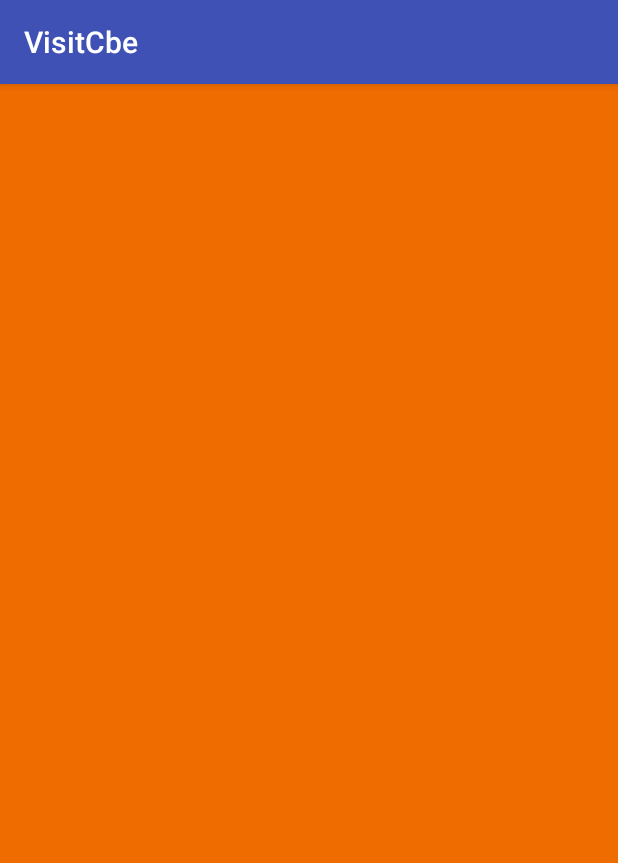
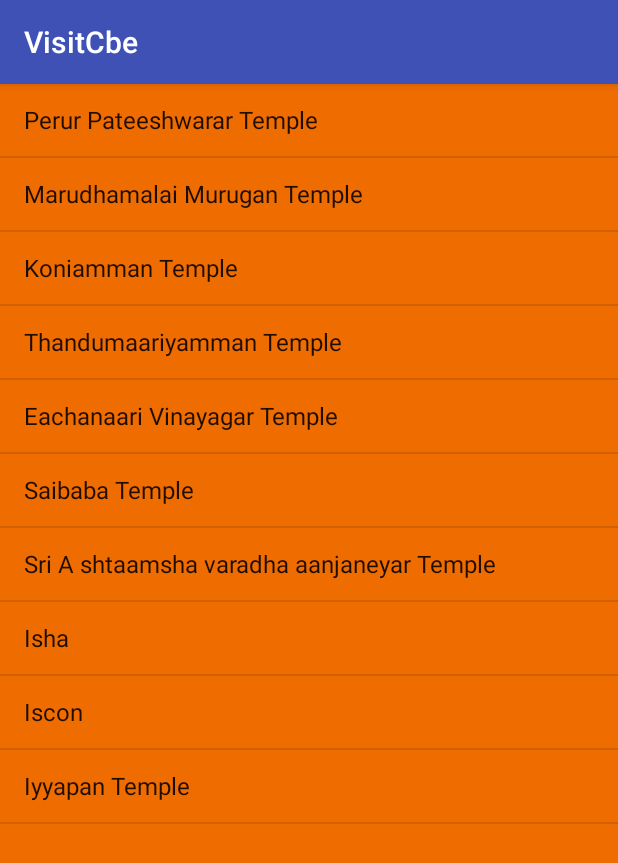
Before and after one commit to srithpink/VisitCbe, an Android app: the screen it shows after launch (TempleActivity), after a tap on "Temple", on a phone screen of 412 x 824 dp. Shown: the top 863 px of the screen. Run offline under Robolectric (Android 15) with nearby library versions, the phone set to English and light mode, and no system bars.

Commit message:
Add ListView and ArrayAdapter to the TempleActivity.java

```diff
--- a/app/src/main/java/com/example/android/visitcbe/MainActivity.java
+++ b/app/src/main/java/com/example/android/visitcbe/MainActivity.java
@@ -4,6 +4,8 @@ import android.content.Intent;
 import android.os.Bundle;
 import android.support.v7.app.AppCompatActivity;
 import android.view.View;
+import android.view.View.OnClickListener;
+import android.widget.TextView;
 
 public class MainActivity extends AppCompatActivity {
 
@@ -11,24 +13,56 @@ public class MainActivity extends AppCompatActivity {
     protected void onCreate(Bundle savedInstanceState) {
         super.onCreate(savedInstanceState);
         setContentView(R.layout.activity_main);
-    }
 
 
-    //Using intent to move from main acticity to clicked acticity
-    public void openTempleList(View view) {
-        Intent i = new Intent(this, TempleActivity.class);
-        startActivity(i);
-    }
-    public void openFoodList(View view) {
-        Intent i = new Intent(this, FoodActivity.class);
-        startActivity(i);
-    }
-    public void openCollegeList(View view) {
-        Intent i = new Intent(this, CollegeActivity.class);
-        startActivity(i);
-    }
-    public void openTouristPlacesList(View view) {
-        Intent i = new Intent(this, TouristsplacesActivity.class);
-        startActivity(i);
+        // Find the View that shows the temples category
+        TextView temples = (TextView) findViewById(R.id.temple);
+
+        // Set a click listener on that View
+        temples.setOnClickListener(new OnClickListener() {
+            // The code in this method will be executed when the numbers View is clicked on.
+            @Override
+            public void onClick(View view) {
+                Intent templesIntent = new Intent(MainActivity.this, TempleActivity.class);
+                startActivity(templesIntent);
+            }
+        });
+        // Find the View that shows the numbers category
+        TextView food = (TextView) findViewById(R.id.food);
+
+        // Set a click listener on that View
+        food.setOnClickListener(new OnClickListener() {
+            // The code in this method will be executed when the numbers View is clicked on.
+            @Override
+            public void onClick(View view) {
+                Intent foodsIntent = new Intent(MainActivity.this, FoodActivity.class);
+                startActivity(foodsIntent);
+            }
+        });
+        // Find the View that shows the numbers category
+        TextView college = (TextView) findViewById(R.id.college);
+
+        // Set a click listener on that View
+        college.setOnClickListener(new OnClickListener() {
+            // The code in this method will be executed when the numbers View is clicked on.
+            @Override
+            public void onClick(View view) {
+                Intent collegeIntent = new Intent(MainActivity.this, CollegeActivity.class);
+                startActivity(collegeIntent);
+            }
+        });
+        // Find the View that shows the numbers category
+        TextView touristPlaces = (TextView) findViewById(R.id.touristPlaces);
+
+        // Set a click listener on that View
+        touristPlaces.setOnClickListener(new OnClickListener() {
+            // The code in this method will be executed when the numbers View is clicked on.
+            @Override
+            public void onClick(View view) {
+                Intent touristsPlacesIntent = new Intent(MainActivity.this, TouristsplacesActivity.class);
+                startActivity(touristsPlacesIntent);
+            }
+        });
+
     }
 }
--- a/app/src/main/java/com/example/android/visitcbe/TempleActivity.java
+++ b/app/src/main/java/com/example/android/visitcbe/TempleActivity.java
@@ -2,6 +2,11 @@ package com.example.android.visitcbe;
 
 import android.os.Bundle;
 import android.support.v7.app.AppCompatActivity;
+import android.widget.ArrayAdapter;
+import android.widget.ListView;
+
+import java.util.ArrayList;
+
 
 /**
  * Created by LENOVO on 21-06-2017.
@@ -13,5 +18,29 @@ public class TempleActivity extends AppCompatActivity {
     public void onCreate(Bundle savedInstanceState){
        super.onCreate(savedInstanceState);
         setContentView(R.layout.activity_temple);
+
+        ArrayList<String> info = new ArrayList<String>();
+        info.add("Perur Pateeshwarar Temple");
+        info.add("Marudhamalai Murugan Temple");
+        info.add("Koniamman Temple");
+        info.add("Thandumaariyamman Temple");
+        info.add("Eachanaari Vinayagar Temple");
+        info.add("Saibaba Temple");
+        info.add("Sri A shtaamsha varadha aanjaneyar Temple");
+        info.add("Isha");
+        info.add("Iscon");
+        info.add("Iyyapan Temple");
+
+
+        //simple_list_item_1 is defined in android framework which contains single TextView which the
+        // adapter is set to display a word
+        ArrayAdapter<String> arrayAdapter = new ArrayAdapter<String>(this,android.R.layout.simple_list_item_1,info);
+
+        //Find the oblect ListView in the view hierarchy of Activity
+        //There should be a ListView with a view id list in the activity_temple.xml
+        ListView listView = (ListView) findViewById(R.id.list);
+
+        //Call setAdapter on ListView object and pass an argument which is arrayAdapter
+        listView.setAdapter(arrayAdapter);
     }
 }
--- a/app/src/main/res/layout/activity_main.xml
+++ b/app/src/main/res/layout/activity_main.xml
@@ -9,6 +9,7 @@
     tools:context="com.example.android.visitcbe.MainActivity">
 
     <TextView
+        android:id="@+id/temple"
         android:layout_width="match_parent"
         android:layout_height="wrap_content"
         android:text="Temple"
@@ -17,6 +18,7 @@
         android:gravity="center"
         android:onClick="openTempleList"/>
     <TextView
+        android:id="@+id/food"
         android:layout_width="match_parent"
         android:layout_height="wrap_content"
         android:text="Food"
@@ -25,6 +27,7 @@
         android:gravity="center"
         android:onClick="openFoodList"/>
     <TextView
+        android:id="@+id/college"
         android:layout_width="match_parent"
         android:layout_height="wrap_content"
         android:text="College"
@@ -33,6 +36,7 @@
         android:gravity="center"
         android:onClick="openCollegeList"/>
     <TextView
+        android:id="@+id/touristPlaces"
         android:layout_width="match_parent"
         android:layout_height="wrap_content"
         android:text="Tourist Places"
--- a/app/src/main/res/layout/activity_temple.xml
+++ b/app/src/main/res/layout/activity_temple.xml
@@ -1,7 +1,8 @@
 <?xml version="1.0" encoding="utf-8"?>
-<LinearLayout xmlns:android="http://schemas.android.com/apk/res/android"
+<ListView xmlns:android="http://schemas.android.com/apk/res/android"
     android:orientation="vertical" android:layout_width="match_parent"
     android:layout_height="match_parent"
-    android:background="#EF6C00">
+    android:background="#EF6C00"
+    android:id="@+id/list">
 
-</LinearLayout>
+</ListView>
```
